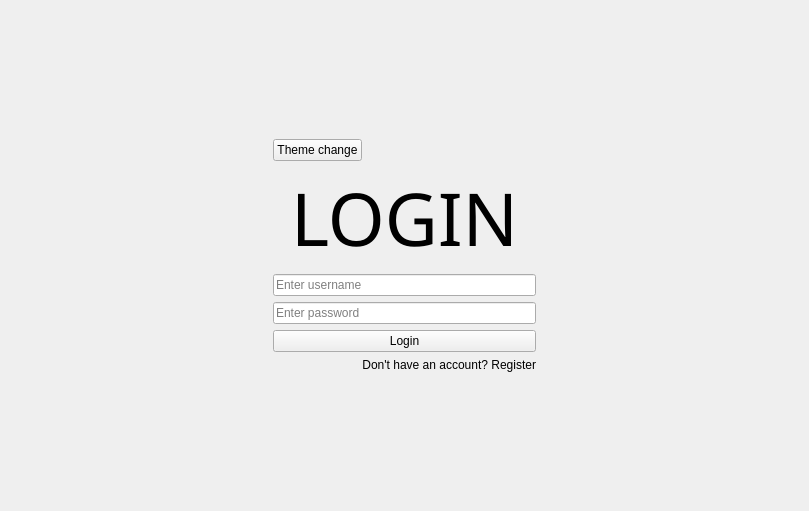
Above: UI/LoginPage.ui from naayifmuhammad/LocalShop_Connect before the change. Below: the same form after it.
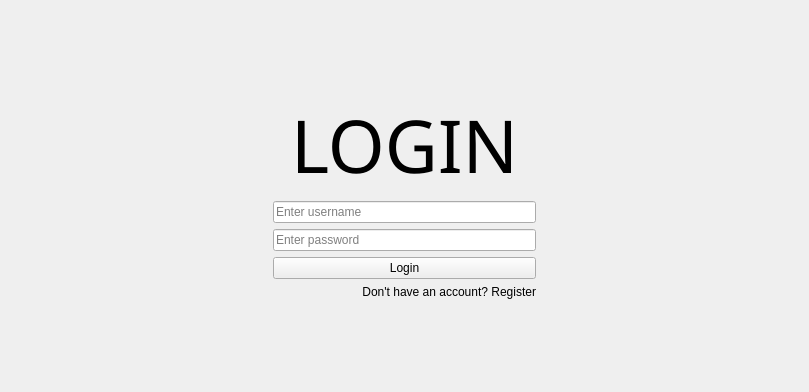
That is the form after the change.

Commit message: Working version of Login UI created. But the functionality hasn't been added yet

Diff of the .ui file:
```diff
--- a/UI/LoginPage.ui
+++ b/UI/LoginPage.ui
@@ -7,7 +7,7 @@
     <x>0</x>
     <y>0</y>
     <width>809</width>
-    <height>511</height>
+    <height>392</height>
    </rect>
   </property>
   <property name="windowTitle">
@@ -49,8 +49,8 @@
       <property name="formAlignment">
        <set>Qt::AlignCenter</set>
       </property>
-      <item row="1" column="0" colspan="2">
-       <widget class="QLabel" name="label">
+      <item row="0" column="0" colspan="2">
+       <widget class="QLabel" name="label_login_heading">
         <property name="font">
          <font>
           <family>Reem Kufi</family>
@@ -65,29 +65,29 @@
         </property>
        </widget>
       </item>
-      <item row="2" column="0" colspan="2">
-       <widget class="QLineEdit" name="lineEdit_2">
+      <item row="1" column="0" colspan="2">
+       <widget class="QLineEdit" name="le_loginPage_username">
         <property name="placeholderText">
          <string>Enter username</string>
         </property>
        </widget>
       </item>
-      <item row="3" column="0" colspan="2">
-       <widget class="QLineEdit" name="lineEdit">
+      <item row="2" column="0" colspan="2">
+       <widget class="QLineEdit" name="le_loginPage_password">
         <property name="placeholderText">
          <string>Enter password</string>
         </property>
        </widget>
       </item>
-      <item row="4" column="0" colspan="2">
-       <widget class="QPushButton" name="pushButton">
+      <item row="3" column="0" colspan="2">
+       <widget class="QPushButton" name="pb_LoginPage_login">
         <property name="text">
          <string>Login</string>
         </property>
        </widget>
       </item>
-      <item row="5" column="0" colspan="2">
-       <widget class="QLabel" name="label_2">
+      <item row="4" column="0" colspan="2">
+       <widget class="QLabel" name="label_LoginPage_register">
         <property name="text">
          <string>Don't have an account? Register</string>
         </property>
@@ -96,13 +96,6 @@
         </property>
        </widget>
       </item>
-      <item row="0" column="0">
-       <widget class="QPushButton" name="pb_LoginPage_theme_change">
-        <property name="text">
-         <string>Theme change</string>
-        </property>
-       </widget>
-      </item>
      </layout>
     </item>
    </layout>
```
Left out of the diff: 4 changed lines with no effect on the pictures. The commit also changes 5 other files.
